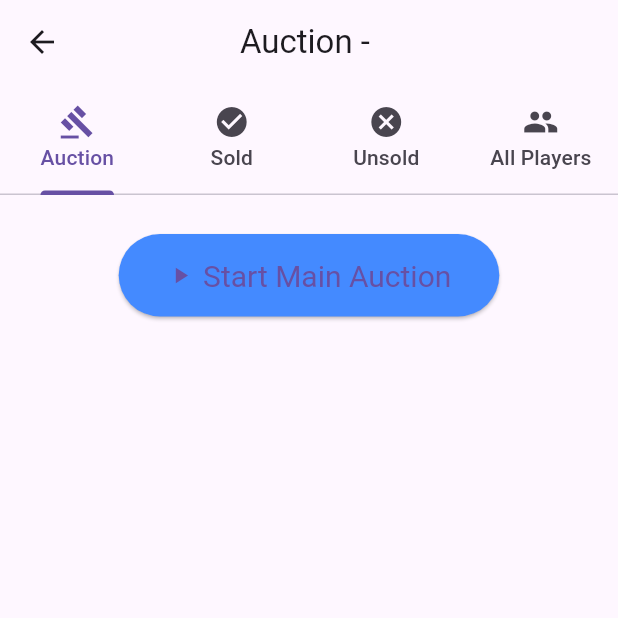
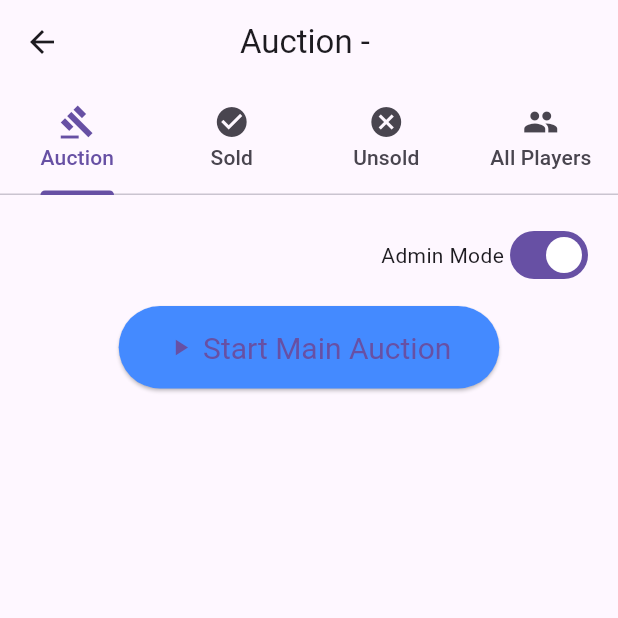
Before and after one commit to jayseth34/crickheroes_replica, a Flutter app: the AuctionPage screen opened directly with empty values, on a phone screen of 412 x 824 dp, the top half of it. Run offline on Flutter 3.47's test engine with Material 3 defaults, Android fonts, the phone set to English and light mode, and no system bars; our stand-ins replace image_picker; missing offline and left inert: signalr_core; network calls fail.

Commit message:
auction and search player page

```diff
--- a/lib/auction_page.dart
+++ b/lib/auction_page.dart
@@ -85,7 +85,7 @@ class _AuctionPageState extends State<AuctionPage> {
   // New: Admin User ID and Current User ID for conditional access
   final String _adminUserId = '9920279905'; // The static admin mobile number
   String _currentUserId =
-      '9920279909'; // Dummy current user ID, change for testing non-admin
+      '9920279905'; // Dummy current user ID, change for testing non-admin
 
   @override
   void initState() {
@@ -653,10 +653,13 @@ class _AuctionPageState extends State<AuctionPage> {
                           ],
                         ),
                       const SizedBox(height: 10), // Spacing below the switch
-                      if (_auctionPhase == 'setup')
+                      if (_auctionPhase == 'setup') // Auction is in setup phase
                         Center(
                           child: Column(
                             mainAxisAlignment: MainAxisAlignment.center,
+                            children: [
+                              if (isCurrentUserAdmin) // Admin sees start buttons
+                                Column(
                                   children: [
                                     ElevatedButton.icon(
                                       onPressed: _preparePlayersForMainAuction,
@@ -666,13 +669,15 @@ class _AuctionPageState extends State<AuctionPage> {
                                         backgroundColor: Colors.blueAccent,
                                         padding: const EdgeInsets.symmetric(
                                             vertical: 16, horizontal: 32),
-                                  textStyle: const TextStyle(fontSize: 20),
+                                        textStyle:
+                                            const TextStyle(fontSize: 20),
                                       ),
                                     ),
                                     const SizedBox(height: 20),
                                     if (unsoldPlayers.isNotEmpty)
                                       ElevatedButton.icon(
-                                  onPressed: _preparePlayersForUnsoldAuction,
+                                        onPressed:
+                                            _preparePlayersForUnsoldAuction,
                                         icon: const Icon(Icons.redo),
                                         label: const Text(
                                             "Start Unsold Players Auction"),
@@ -680,8 +685,20 @@ class _AuctionPageState extends State<AuctionPage> {
                                           backgroundColor: Colors.orangeAccent,
                                           padding: const EdgeInsets.symmetric(
                                               vertical: 16, horizontal: 32),
-                                    textStyle: const TextStyle(fontSize: 20),
+                                          textStyle:
+                                              const TextStyle(fontSize: 20),
                                         ),
+                                      ),
+                                  ],
+                                )
+                              else // Non-admin sees "Auction is yet to be started"
+                                const Text(
+                                  "Auction is yet to be started.",
+                                  style: TextStyle(
+                                      fontSize: 20,
+                                      fontWeight: FontWeight.bold,
+                                      color: Colors.grey),
+                                  textAlign: TextAlign.center,
                                 ),
                             ],
                           ),
```
Also changed, not shown: lib/search_player_page.dart (+86 -49 lines). Lines whose indentation alone changed are shown as unchanged.
